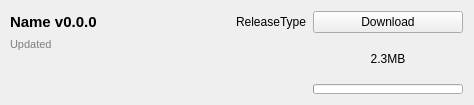
This is src/ui/curseforge/curseforgefileitemwidget.ui in kaniol-lck/modmanager as Qt 5 draws it before an edit. The edited form follows.
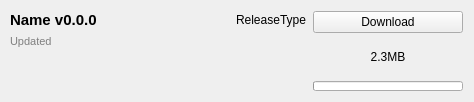
This is the edited form. Icons and pictures are not drawn.

Patch:
```diff
--- a/src/ui/curseforge/curseforgefileitemwidget.ui
+++ b/src/ui/curseforge/curseforgefileitemwidget.ui
@@ -7,7 +7,7 @@
     <x>0</x>
     <y>0</y>
     <width>474</width>
-    <height>105</height>
+    <height>100</height>
    </rect>
   </property>
   <property name="contextMenuPolicy">
```
